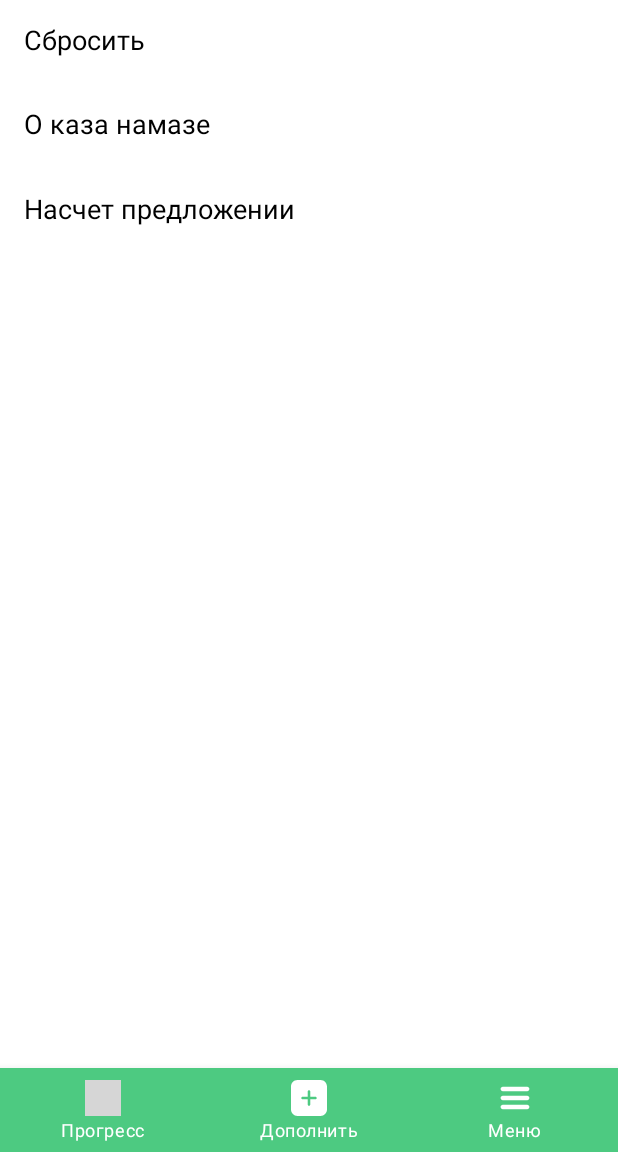
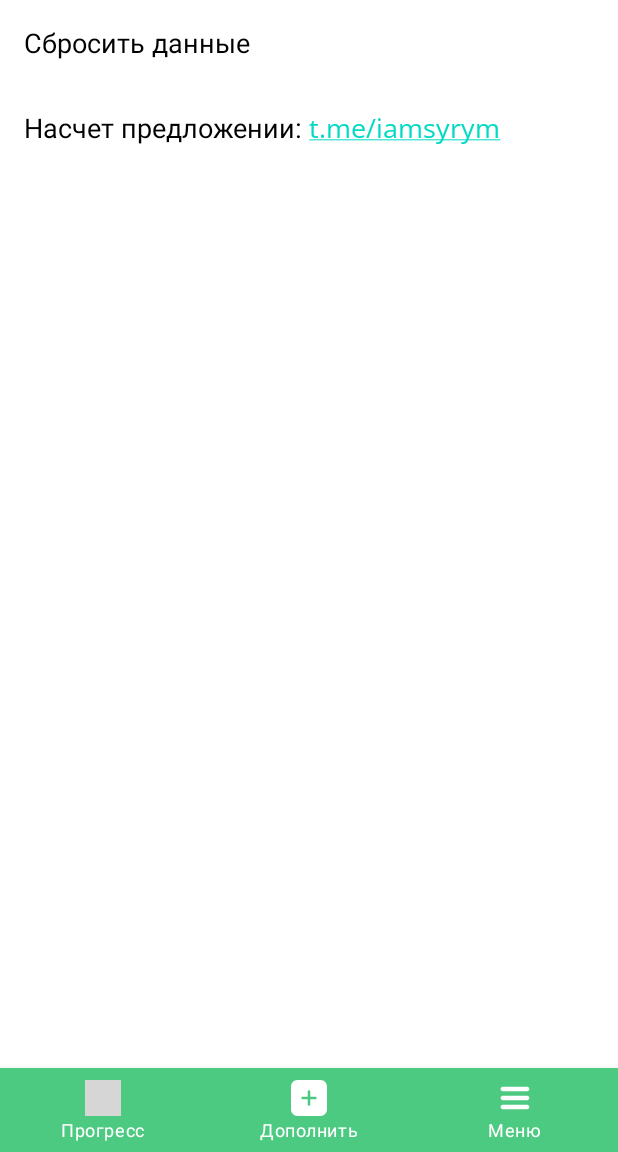
Before and after one commit to yelamansa/Qaza.Tracker, an Android app: the fragment MenuFragment placed in its activity, on a phone screen of 412 x 824 dp, the part 84-1236 px from its top. Run offline under Robolectric (Android 15) with nearby library versions, the phone set to English and light mode, and no system bars; grey boxes are pictures that could not be loaded.

Commit message:
Добавил контакты

```diff
--- a/app/src/main/java/kz/qazatracker/di/ApplicationModule.kt
+++ b/app/src/main/java/kz/qazatracker/di/ApplicationModule.kt
@@ -4,6 +4,7 @@ import android.app.Activity
 import kz.qazatracker.qaza_auto_calculation.presentation.QazaAutoCalculationViewModel
 import kz.qazatracker.data.DefaultQazaDataSource
 import kz.qazatracker.data.QazaDataSource
+import kz.qazatracker.main.menu.MenuViewModel
 import kz.qazatracker.main.qaza_progress.QazaProgressViewModel
 import kz.qazatracker.qaza_hand_input.presentation.QazaHandInputState
 import kz.qazatracker.qaza_hand_input.presentation.QazaHandInputViewModel
@@ -38,6 +39,12 @@ val applicationModule: Module = module {
         )
     }
 
+    viewModel {
+        MenuViewModel(
+            qazaDataSource = get()
+        )
+    }
+
     single(named(QAZA_PREFERENCES)) {
         androidApplication().getSharedPreferences(QAZA_PREFERENCES, Activity.MODE_PRIVATE)
     }
--- a/app/src/main/java/kz/qazatracker/main/menu/MenuFragment.kt
+++ b/app/src/main/java/kz/qazatracker/main/menu/MenuFragment.kt
@@ -2,6 +2,7 @@ package kz.qazatracker.main.menu
 
 import android.content.Intent
 import android.os.Bundle
+import android.text.util.Linkify
 import android.view.View
 import android.widget.TextView
 import androidx.appcompat.app.AlertDialog
@@ -26,13 +27,10 @@ class MenuFragment : Fragment(R.layout.fragment_menu) {
             showResetDialog()
         }
         view.findViewById<TextView>(R.id.about_qaza_solat_text_view).setOnClickListener {
-
+            //todo
         }
-        view.findViewById<TextView>(R.id.contact_text_view).setOnClickListener {
-
-        }
-//        val telegramTextView = view.findViewById<TextView>(R.id.telegram_text_view)
-//        Linkify.addLinks(telegramTextView, Linkify.ALL)
+        val telegramTextView = view.findViewById<TextView>(R.id.contact_text_view)
+        Linkify.addLinks(telegramTextView, Linkify.ALL)
     }
 
     private fun observeViewModel() {
@@ -40,7 +38,7 @@ class MenuFragment : Fragment(R.layout.fragment_menu) {
     }
 
     private fun handleMenuNavigation(menuNavigation: MenuNavigation) {
-        when(menuNavigation) {
+        when (menuNavigation) {
             MenuNavigation.RestartApp -> {
                 val intent = Intent(requireContext(), StartScreenActivity::class.java)
                 intent.flags = Intent.FLAG_ACTIVITY_CLEAR_TOP or Intent.FLAG_ACTIVITY_SINGLE_TOP
@@ -58,7 +56,6 @@ class MenuFragment : Fragment(R.layout.fragment_menu) {
         val dialog = builder.create()
         dialog.show()
     }
-
 
     private fun showSelectLanguageDialog() {
         val builder = AlertDialog.Builder(requireContext())
--- a/app/src/main/res/layout/fragment_menu.xml
+++ b/app/src/main/res/layout/fragment_menu.xml
@@ -30,6 +30,7 @@
         />
 
     <TextView
+        android:visibility="gone"
         android:id="@+id/about_qaza_solat_text_view"
         style="@style/menu_item_style"
         android:layout_width="match_parent"
@@ -42,7 +43,7 @@
         style="@style/menu_item_style"
         android:layout_width="match_parent"
         android:layout_height="wrap_content"
-        android:text="@string/about_us"
+        android:text="@string/contact_telegram"
         />
 
 </LinearLayout>
--- a/app/src/main/res/values/strings.xml
+++ b/app/src/main/res/values/strings.xml
@@ -24,7 +24,7 @@
     <string name="activity_start_screen_salam">Ас саляму алейкум!</string>
     <string name="save">Сохранить</string>
     <string name="language_title">Выбор языка</string>
-    <string name="data_reset">Сбросить</string>
+    <string name="data_reset">Сбросить данные</string>
     <string name="setting">Настройки</string>
     <string name="about_qaza_solat">О каза намазе</string>
     <string name="about_us">Насчет предложении</string>
@@ -54,4 +54,5 @@
     <string name="reset_message">"Вы уверен что хотите сбросить все данные? "</string>
     <string name="yes">Да</string>
     <string name="cancel">Отмена</string>
+    <string name="contact_telegram">Насчет предложении: t.me/iamsyrym</string>
 </resources>
```
Also changed, not shown: 1 other file.
